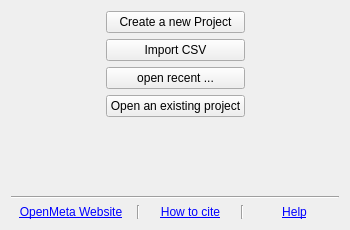
This is src/forms/welcome_page.ui in AliSalman-et-al/openmeta-analyst-community as Qt 5 draws it before an edit. The edited form follows.
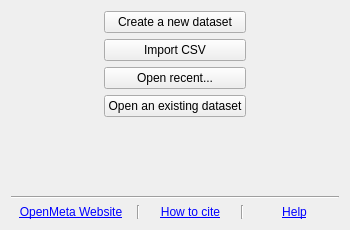
This is the edited form. Icons and pictures are not drawn.

Commit message:
Port OpenMeta-Analyst to Python 3 and PyQt5
Merge the clean Python 3 / PyQt5 integration branch into master. This branch was rebuilt from origin/master to preserve the squashed legacy history and contains only the post-handoff modernization diff.

```diff
--- a/src/forms/welcome_page.ui
+++ b/src/forms/welcome_page.ui
@@ -55,7 +55,7 @@
        <item>
         <widget class="QPushButton" name="create_new_btn">
          <property name="text">
-          <string>Create a new Project</string>
+          <string>Create a new dataset</string>
          </property>
          <property name="icon">
           <iconset resource="../images/icons.qrc">
@@ -77,7 +77,7 @@
        <item>
         <widget class="QPushButton" name="open_recent_btn">
          <property name="text">
-          <string>open recent ...</string>
+          <string>Open recent...</string>
          </property>
          <property name="icon">
           <iconset resource="../images/icons.qrc">
@@ -88,7 +88,7 @@
        <item>
         <widget class="QPushButton" name="open_btn">
          <property name="text">
-          <string>Open an existing project</string>
+          <string>Open an existing dataset</string>
          </property>
          <property name="icon">
           <iconset resource="../images/icons.qrc">
```
Left out of the diff: 2 changed lines with no effect on the pictures. The commit also changes 247 other files.
